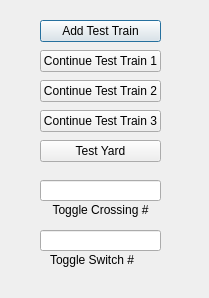
Above: TrackModel/wayside.ui from joeschurer/ECE1140 before the change. Below: the same form after it.
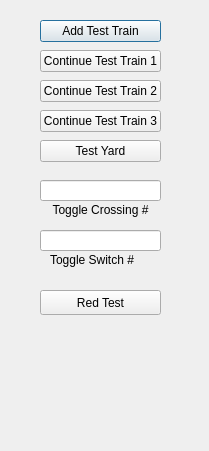
That is the form after the change.

Patch:
```diff
--- a/TrackModel/wayside.ui
+++ b/TrackModel/wayside.ui
@@ -7,7 +7,7 @@
     <x>0</x>
     <y>0</y>
     <width>209</width>
-    <height>298</height>
+    <height>451</height>
    </rect>
   </property>
   <property name="windowTitle">
@@ -127,6 +127,19 @@
     <set>Qt::AlignCenter</set>
    </property>
   </widget>
+  <widget class="QPushButton" name="red_test">
+   <property name="geometry">
+    <rect>
+     <x>40</x>
+     <y>290</y>
+     <width>121</width>
+     <height>25</height>
+    </rect>
+   </property>
+   <property name="text">
+    <string>Red Test</string>
+   </property>
+  </widget>
  </widget>
  <resources/>
  <connections/>
```
